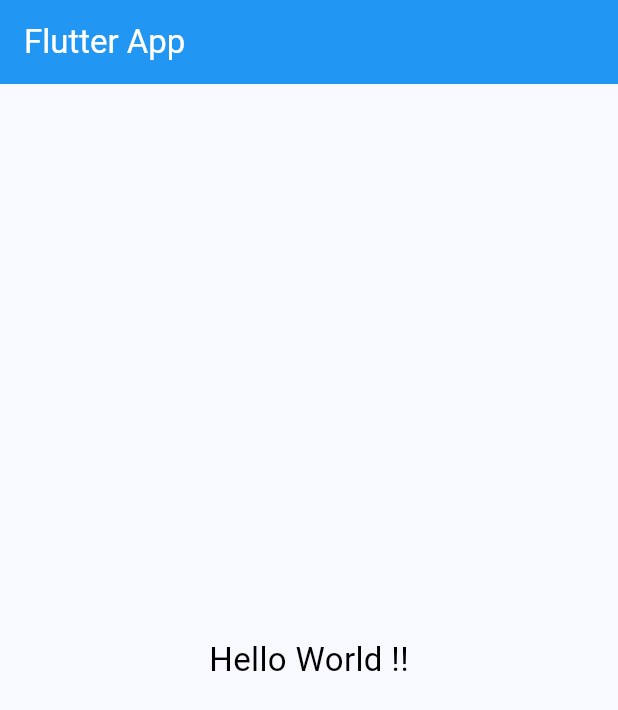
After one commit to coachmaxz/flutter-app, a Flutter app: the screen it shows after launch, on a phone screen of 412 x 824 dp. The commit adds this screen. Shown: the top 710 px of the screen. Run offline on Flutter 3.47's test engine with Material 3 defaults, Android fonts, the light colour scheme and no system bars.

Commit message:
add new screen

```diff
--- /dev/null
+++ b/lib/screens/hello.dart
@@ -0,0 +1,47 @@
+import 'package:flutter/material.dart';
+
+class HelloWorldPage extends StatefulWidget {
+
+  const HelloWorldPage({
+    super.key,
+  });
+
+  @override
+  State<HelloWorldPage> createState() => HelloWorldState();
+
+}
+
+class HelloWorldState extends State<HelloWorldPage> {
+
+  @override
+  Widget build(BuildContext context) {
+    return Scaffold(
+      appBar: AppBar(
+        backgroundColor: Colors.blue,
+        title: const Text(
+          'Flutter App',
+          style: TextStyle(
+            color: Colors.white,
+            fontWeight: FontWeight.w400,
+          ),
+        ),
+      ),
+      body: const Center(
+        child: Column(
+          mainAxisAlignment: MainAxisAlignment.center,
+          children: <Widget>[
+            Text(
+              'Hello World !!',
+              style: TextStyle(
+                fontSize: 22,
+                color: Colors.black,
+                fontWeight: FontWeight.w400,
+              ),
+            ),
+          ],
+        ),
+      ),
+    );
+  }
+
+}
```
Also changed, not shown: lib/main.dart (+2 -47 lines).
